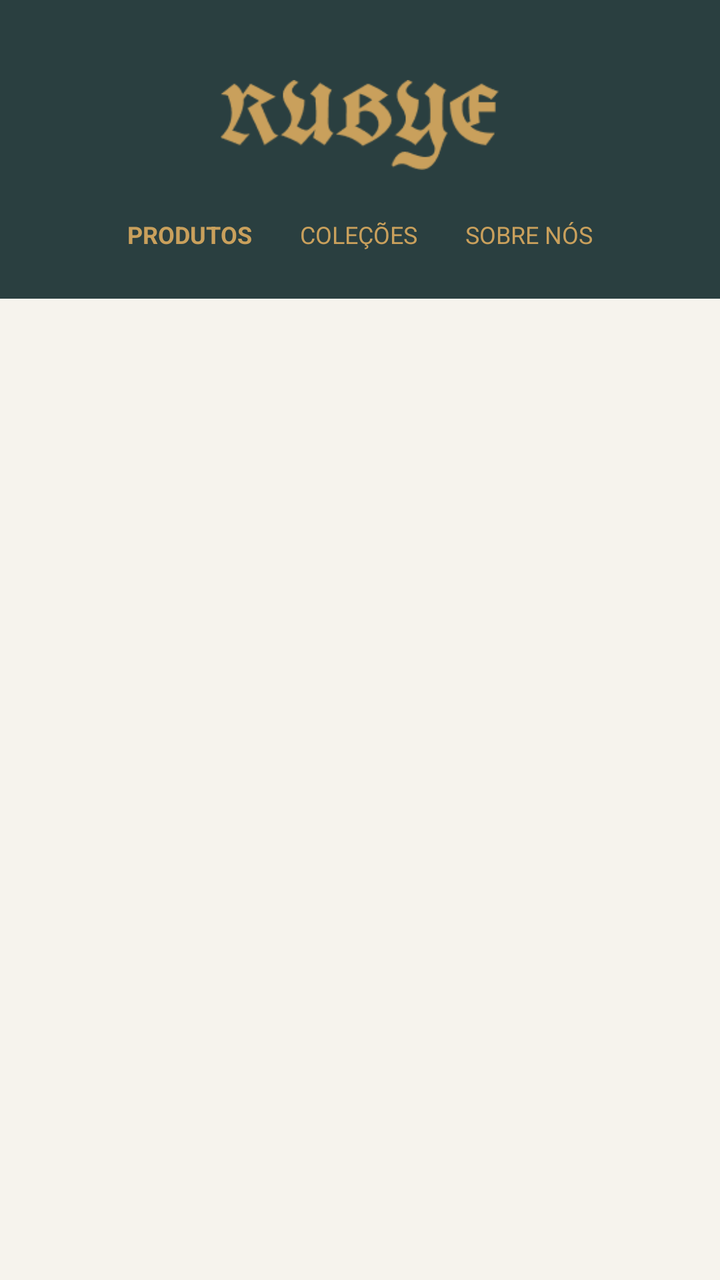
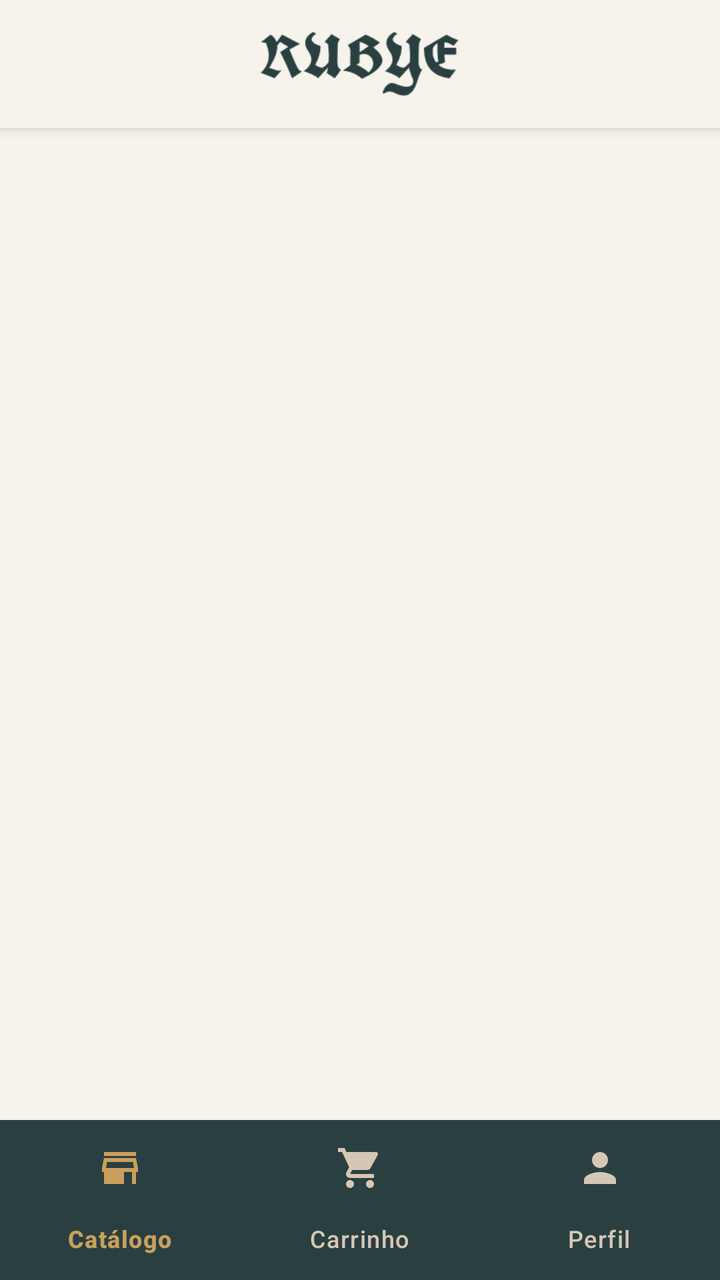

Before-and-after screenshots of an Android layout around one commit, followed by the original layout XML and the change that was made.
<!-- AndroidManifest.xml: application theme Theme.RubyeEstofados -->
<!-- res/layout/activity_produtos.xml -->
<?xml version="1.0" encoding="utf-8"?>
<LinearLayout xmlns:android="http://schemas.android.com/apk/res/android"
    xmlns:app="http://schemas.android.com/apk/res-auto"
    android:layout_width="match_parent"
    android:layout_height="match_parent"
    android:background="@color/rubye_bg_claro"
    android:orientation="vertical">

    
    <LinearLayout
        android:layout_width="match_parent"
        android:layout_height="wrap_content"
        android:background="@color/rubye_header"
        android:orientation="vertical"
        android:paddingTop="40dp"
        android:paddingBottom="24dp"
        android:gravity="center">

        <ImageView
            android:layout_width="140dp"
            android:layout_height="wrap_content"
            android:src="@drawable/logo_rubye"
            android:adjustViewBounds="true"
            app:tint="@color/rubye_gold" />

        <LinearLayout
            android:layout_width="match_parent"
            android:layout_height="wrap_content"
            android:layout_marginTop="24dp"
            android:gravity="center"
            android:orientation="horizontal">

            <TextView
                android:layout_width="wrap_content"
                android:layout_height="wrap_content"
                android:text="PRODUTOS"
                android:textColor="@color/rubye_gold"
                android:textSize="12sp"
                android:textStyle="bold"
                android:layout_marginEnd="24dp"/>

            <TextView
                android:layout_width="wrap_content"
                android:layout_height="wrap_content"
                android:text="COLEÇÕES"
                android:textColor="@color/rubye_gold"
                android:textSize="12sp"
                android:layout_marginEnd="24dp"/>

            <TextView
                android:layout_width="wrap_content"
                android:layout_height="wrap_content"
                android:text="SOBRE NÓS"
                android:textColor="@color/rubye_gold"
                android:textSize="12sp"/>
        </LinearLayout>
    </LinearLayout>

    
    <androidx.recyclerview.widget.RecyclerView
        android:id="@+id/rvProdutos"
        android:layout_width="match_parent"
        android:layout_height="match_parent"
        android:padding="12dp"
        android:clipToPadding="false" />

</LinearLayout>
<!-- resources referenced by this layout -->
<resources>
  <color name="rubye_bg_claro">#F6F3ED</color>
  <color name="rubye_gold">#C9A05C</color>
  <color name="rubye_header">#2A3F40</color>
  <!-- drawable logo_rubye: png bitmap (drawable, 3224 bytes) -->
  <style name="Theme.RubyeEstofados" parent="Base.Theme.RubyeEstofados" />
  <style name="Base.Theme.RubyeEstofados" parent="Theme.Material3.DayNight.NoActionBar">
          
          
      </style>
</resources>

<!-- the commit's change to res/layout/activity_produtos.xml (unified diff, before → after) -->
@@ -7,61 +7,43 @@
     android:orientation="vertical">
 
     
-    <LinearLayout
-        android:layout_width="match_parent"
-        android:layout_height="wrap_content"
-        android:background="@color/rubye_header"
-        android:orientation="vertical"
-        android:paddingTop="40dp"
-        android:paddingBottom="24dp"
-        android:gravity="center">
-
-        <ImageView
-            android:layout_width="140dp"
-            android:layout_height="wrap_content"
-            android:src="@drawable/logo_rubye"
-            android:adjustViewBounds="true"
-            app:tint="@color/rubye_gold" />
-
-        <LinearLayout
-            android:layout_width="match_parent"
-            android:layout_height="wrap_content"
-            android:layout_marginTop="24dp"
-            android:gravity="center"
-            android:orientation="horizontal">
-
-            <TextView
-                android:layout_width="wrap_content"
-                android:layout_height="wrap_content"
-                android:text="PRODUTOS"
-                android:textColor="@color/rubye_gold"
-                android:textSize="12sp"
-                android:textStyle="bold"
-                android:layout_marginEnd="24dp"/>
-
-            <TextView
-                android:layout_width="wrap_content"
-                android:layout_height="wrap_content"
-                android:text="COLEÇÕES"
-                android:textColor="@color/rubye_gold"
-                android:textSize="12sp"
-                android:layout_marginEnd="24dp"/>
-
-            <TextView
-                android:layout_width="wrap_content"
-                android:layout_height="wrap_content"
-                android:text="SOBRE NÓS"
-                android:textColor="@color/rubye_gold"
-                android:textSize="12sp"/>
-        </LinearLayout>
-    </LinearLayout>
+    <include layout="@layout/layout_top_bar" />
 
     
     <androidx.recyclerview.widget.RecyclerView
         android:id="@+id/rvProdutos"
         android:layout_width="match_parent"
-        android:layout_height="match_parent"
+        android:layout_height="0dp"
+        android:layout_weight="1"
         android:padding="12dp"
         android:clipToPadding="false" />
 
+    
+    <com.google.android.material.bottomnavigation.BottomNavigationView
+        android:id="@+id/bottom_navigation"
+        android:layout_width="match_parent"
+        android:layout_height="wrap_content"
+        android:background="@color/rubye_header"
+        app:itemIconTint="@color/bottom_nav_colors"
+        app:itemTextColor="@color/bottom_nav_colors"
+        app:menu="@menu/bottom_nav_menu" />
+
 </LinearLayout>
+<!-- res/layout/layout_top_bar.xml (included above) -->
+<?xml version="1.0" encoding="utf-8"?>
+<LinearLayout xmlns:android="http://schemas.android.com/apk/res/android"
+    xmlns:app="http://schemas.android.com/apk/res-auto"
+    android:layout_width="match_parent"
+    android:layout_height="?attr/actionBarSize"
+    android:background="@color/rubye_bg_claro"
+    android:gravity="center"
+    android:elevation="4dp">
+
+    
+    <ImageView
+        android:layout_width="100dp"
+        android:layout_height="wrap_content"
+        android:src="@drawable/logo_rubye"
+        android:adjustViewBounds="true"
+        app:tint="@color/rubye_header" />
+</LinearLayout>
<!-- resource entries referenced after the edit -->
@@ -1,7 +1,6 @@
 <!-- resources referenced by this layout -->
 <resources>
   <color name="rubye_bg_claro">#F6F3ED</color>
-  <color name="rubye_gold">#C9A05C</color>
   <color name="rubye_header">#2A3F40</color>
   <!-- drawable logo_rubye: png bitmap (drawable, 3224 bytes) -->
   <style name="Theme.RubyeEstofados" parent="Base.Theme.RubyeEstofados" />
